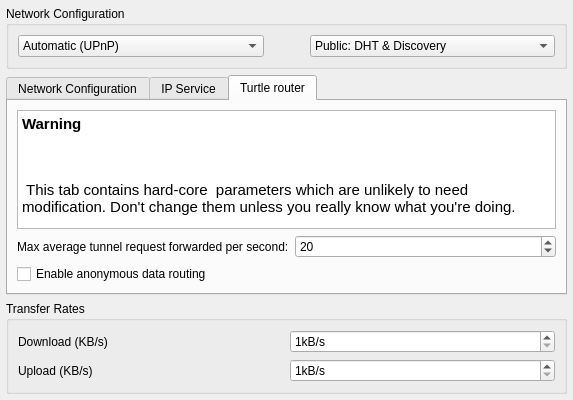
Qt form retroshare-gui/src/gui/settings/ServerPage.ui (RetroShare/RetroShare) before a commit.
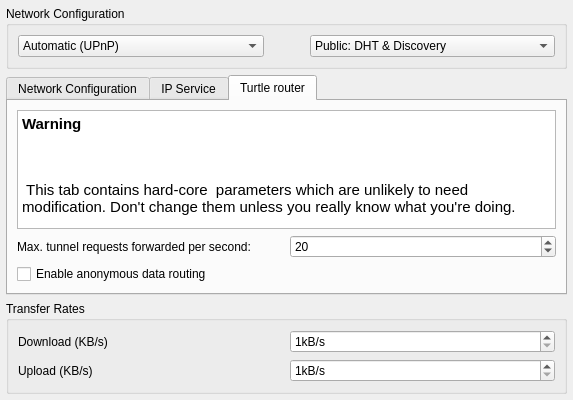
The same form after that commit. The open tabs and pages were chosen to show the change.

The edit to the form file:
```diff
--- a/retroshare-gui/src/gui/settings/ServerPage.ui
+++ b/retroshare-gui/src/gui/settings/ServerPage.ui
@@ -377,7 +377,7 @@
          <item>
           <widget class="QLabel" name="label_6">
            <property name="text">
-            <string>Max average tunnel request forwarded per second:</string>
+            <string>Max. tunnel requests forwarded per second:</string>
            </property>
           </widget>
          </item>
```
